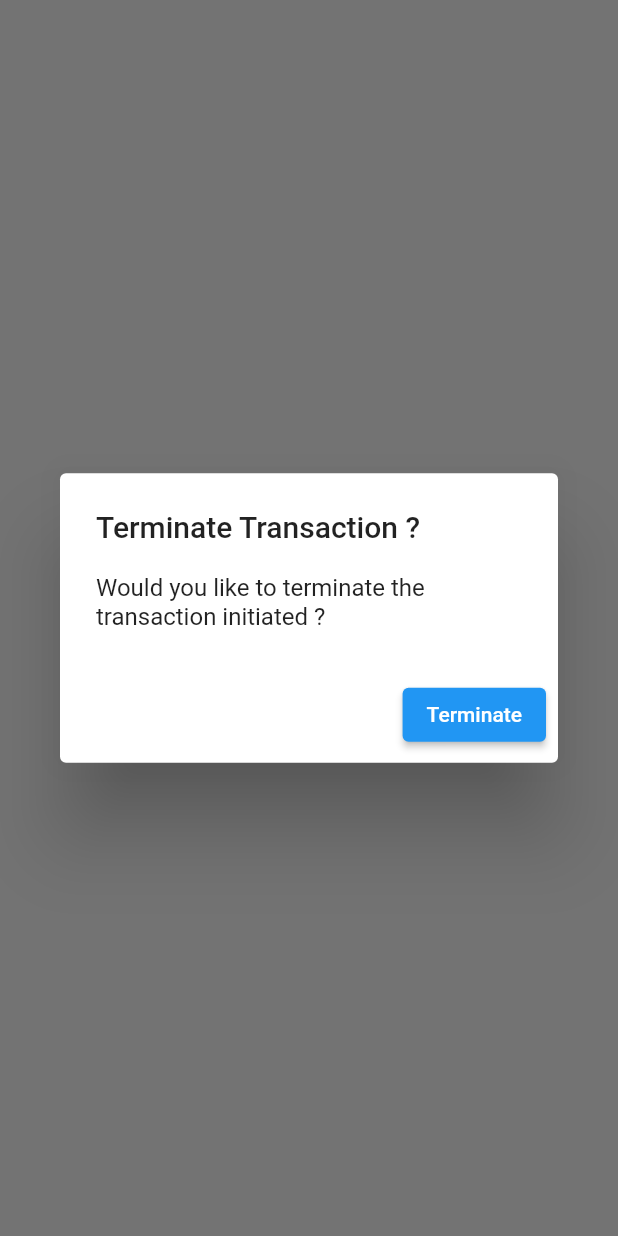
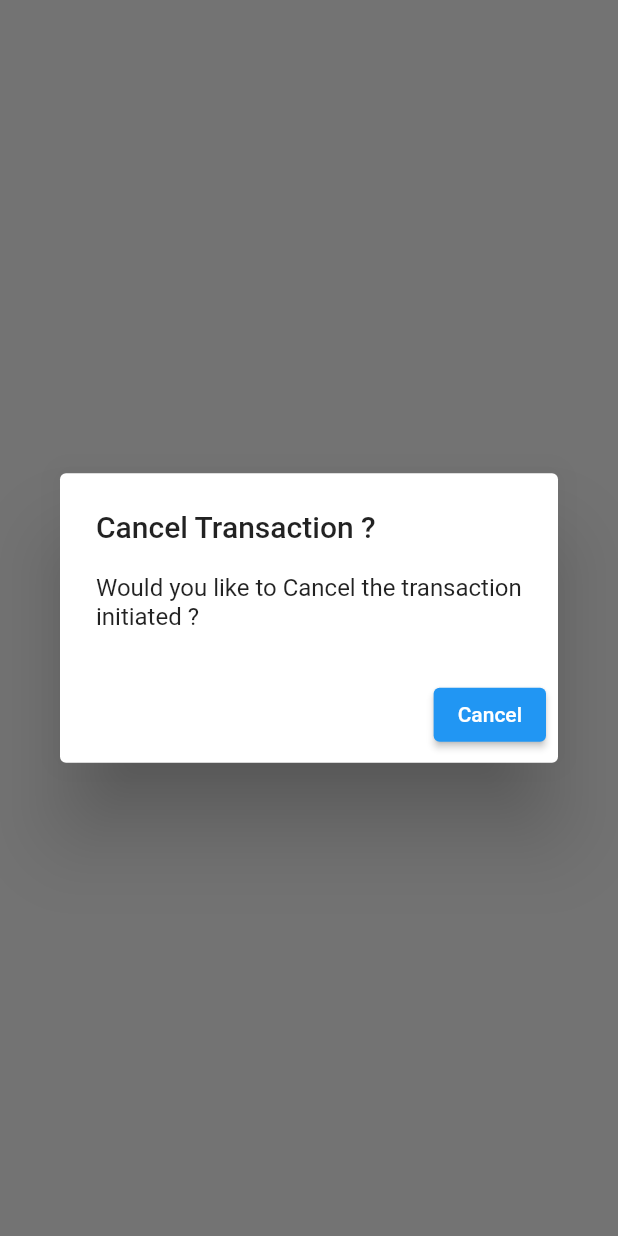
Before and after one commit to fiizzy/coinforbarter_sdk_flutter_V1.0.0, a Flutter app: what showAlert() shows on an empty page, opened directly, on a phone screen of 412 x 824 dp. Run offline on Flutter 3.47's test engine with Material 2 defaults, Android fonts, the phone set to English and light mode, and no system bars; our stand-ins replace flutter_countdown_timer, flutter_svg, get.

Commit message:
refact: changed terminate to cancel

```diff
--- a/lib/main.dart
+++ b/lib/main.dart
@@ -14,8 +14,8 @@ class MyApp extends StatelessWidget {
   @override
   Widget build(BuildContext context) {
     // Get.put(LockCurrencyController());
-    return GetMaterialApp(
-        // navigatorKey: Get.key,
+    return MaterialApp(
+        navigatorKey: coinForBarterNavigator(),
         title: 'Flutter Demo',
         theme: ThemeData(
           primarySwatch: Colors.blue,
--- a/lib/src/controllers/listening_to_payment_controller.dart
+++ b/lib/src/controllers/listening_to_payment_controller.dart
@@ -60,7 +60,7 @@ class ListeningToPaymentController extends GetxController {
             'Your CoinForbarter payment failed', Status.error);
 
         ///runcall back function
-        debugPrint('This Payment failed because it was terminated/cancelled.');
+        debugPrint('This Payment failed because it was Canceld/cancelled.');
         Get.snackbar('Payment failed', 'Payment was cancelled');
         timer.cancel();
       } else if (_selectCurrencyController.getStatus() == 'in progress') {
--- a/lib/src/utils/alert.dart
+++ b/lib/src/utils/alert.dart
@@ -10,17 +10,17 @@ showAlert(context) {
     barrierDismissible: true, // user must tap button!
     builder: (BuildContext context) {
       return AlertDialog(
-        title: const Text('Terminate Transaction ?'),
+        title: const Text('Cancel Transaction ?'),
         content: SingleChildScrollView(
           child: ListBody(
             children: const <Widget>[
-              Text('Would you like to terminate the transaction initiated ?'),
+              Text('Would you like to Cancel the transaction initiated ?'),
             ],
           ),
         ),
         actions: <Widget>[
           ElevatedButton(
-            child: const Text('Terminate'),
+            child: const Text('Cancel'),
             onPressed: () async {
               await _serviceController.cancelPayment();
               listening_to_payment_controller.timer.cancel();
--- a/lib/src/views/coinforbarter_button.dart
+++ b/lib/src/views/coinforbarter_button.dart
@@ -37,7 +37,7 @@ class CoinForBarterButton extends StatelessWidget {
           padding: MaterialStateProperty.all(EdgeInsets.zero),
         ),
         onPressed: () async {
-          coinForBarterInit(paymentConfig);
+          await coinForBarterInit(paymentConfig);
         },
         child: Container(
           color: color ?? MyStyles.primaryPurple,
--- a/lib/src/views/paymentPreview/addressDetails.dart
+++ b/lib/src/views/paymentPreview/addressDetails.dart
@@ -108,7 +108,7 @@ class AddressDetails extends StatelessWidget {
                   color: MyStyles.faintRed,
                   child: Center(
                     child: Text(
-                      "TERMINATE",
+                      "Cancel",
                       style: MyStyles.bodyTextSmall,
                     ),
                   ),
--- a/lib/src/views/paymentPreview/test_address.dart
+++ b/lib/src/views/paymentPreview/test_address.dart
@@ -116,7 +116,7 @@ class TestAddressCard extends StatelessWidget {
                   color: MyStyles.faintRed,
                   child: Center(
                     child: Text(
-                      "TERMINATE",
+                      "Cancel",
                       style: MyStyles.bodyTextSmall,
                     ),
                   ),
--- a/lib/src/views/selectCurrency/payment_processor.dart
+++ b/lib/src/views/selectCurrency/payment_processor.dart
@@ -1,7 +1,7 @@
 import 'package:coinforbarter_sdk/coinforbarter.dart';
 import 'package:flutter/material.dart';
 
-void coinForBarterInit(PaymentConfig paymentConfig) async {
+Future<void> coinForBarterInit(PaymentConfig paymentConfig) async {
   final ServiceController _serviceController = Get.find();
   final GlobalizerController _globerlizerController = Get.find();
   final SelectCurrencyController _selectCurrencyController = Get.find();
```
